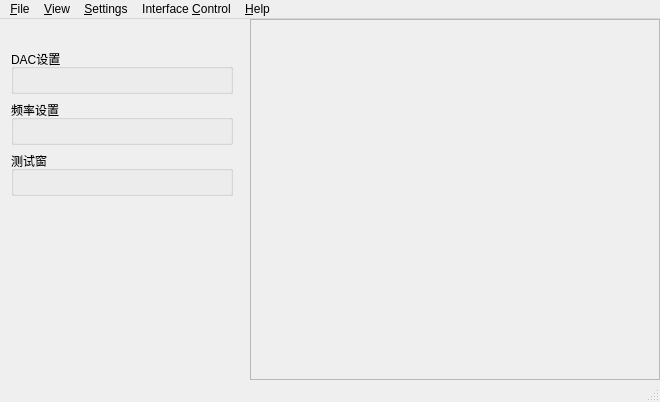
The window that trunk/soft/zebra-tester/mainwindow.ui (Quenii/ADCEVM-minor) describes before a commit, drawn with Qt 5.
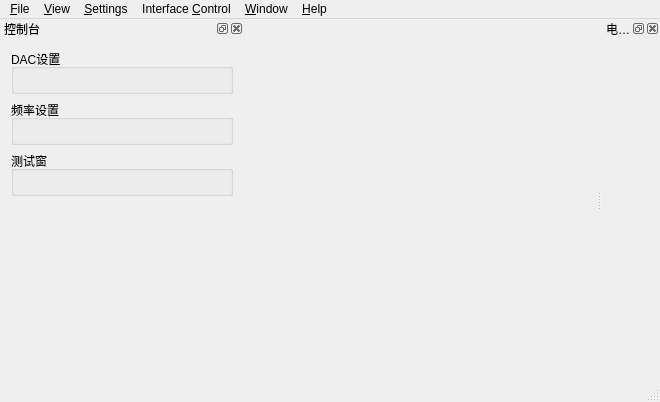
The same window after the commit. Custom widgets are drawn as their Qt base class.

The edit to the form file:
```diff
--- a/trunk/soft/zebra-tester/mainwindow.ui
+++ b/trunk/soft/zebra-tester/mainwindow.ui
@@ -22,18 +22,9 @@
      <number>0</number>
     </property>
     <item row="0" column="0">
-     <widget class="QFrame" name="frame">
-      <property name="frameShape">
-       <enum>QFrame::StyledPanel</enum>
-      </property>
-      <property name="frameShadow">
-       <enum>QFrame::Raised</enum>
-      </property>
-      <layout class="QGridLayout" name="gridLayout_5">
-       <item row="0" column="0">
-        <widget class="QwtPlot" name="qwtPlot"/>
-       </item>
-      </layout>
+     <widget class="QStackedWidget" name="stackedWidget">
+      <widget class="QWidget" name="page"/>
+      <widget class="QWidget" name="page_2"/>
      </widget>
     </item>
    </layout>
@@ -83,10 +74,16 @@
     <addaction name="action_Help_Topics"/>
     <addaction name="actionAboutCETC58DACAnalyzer"/>
    </widget>
+   <widget class="QMenu" name="menuWindow">
+    <property name="title">
+     <string>&amp;Window</string>
+    </property>
+   </widget>
    <addaction name="menu"/>
    <addaction name="menu_View"/>
    <addaction name="menu_Settings"/>
    <addaction name="menuInterface_Control"/>
+   <addaction name="menuWindow"/>
    <addaction name="menu_Help"/>
   </widget>
   <widget class="QStatusBar" name="statusBar"/>
@@ -104,10 +101,13 @@
     </size>
    </property>
    <property name="features">
-    <set>QDockWidget::NoDockWidgetFeatures</set>
+    <set>QDockWidget::AllDockWidgetFeatures</set>
    </property>
    <property name="allowedAreas">
-    <set>Qt::LeftDockWidgetArea</set>
+    <set>Qt::LeftDockWidgetArea|Qt::RightDockWidgetArea</set>
+   </property>
+   <property name="windowTitle">
+    <string>控制台</string>
    </property>
    <attribute name="dockWidgetArea">
     <number>1</number>
@@ -166,6 +166,40 @@
     </layout>
    </widget>
   </widget>
+  <widget class="QDockWidget" name="dockWidgetPowerMonitor">
+   <property name="sizePolicy">
+    <sizepolicy hsizetype="Fixed" vsizetype="Fixed">
+     <horstretch>0</horstretch>
+     <verstretch>0</verstretch>
+    </sizepolicy>
+   </property>
+   <property name="floating">
+    <bool>true</bool>
+   </property>
+   <property name="allowedAreas">
+    <set>Qt::NoDockWidgetArea</set>
+   </property>
+   <property name="windowTitle">
+    <string>电源监控</string>
+   </property>
+   <attribute name="dockWidgetArea">
+    <number>2</number>
+   </attribute>
+   <widget class="QWidget" name="dockWidgetContents_2">
+    <layout class="QGridLayout" name="gridLayout_5">
+     <item row="0" column="0">
+      <widget class="QPowerMonitor" name="widget" native="true">
+       <property name="sizePolicy">
+        <sizepolicy hsizetype="Fixed" vsizetype="Fixed">
+         <horstretch>0</horstretch>
+         <verstretch>0</verstretch>
+        </sizepolicy>
+       </property>
+      </widget>
+     </item>
+    </layout>
+   </widget>
+  </widget>
   <action name="actionFile">
    <property name="text">
     <string>&amp;Import</string>
@@ -224,11 +258,6 @@
  </widget>
  <layoutdefault spacing="6" margin="11"/>
  <customwidgets>
-  <customwidget>
-   <class>QwtPlot</class>
-   <extends>QFrame</extends>
-   <header>qwt_plot.h</header>
-  </customwidget>
   <customwidget>
    <class>QDacTypeWidget</class>
    <extends>QWidget</extends>
@@ -247,6 +276,12 @@
    <header>qtestwidget.h</header>
    <container>1</container>
   </customwidget>
+  <customwidget>
+   <class>QPowerMonitor</class>
+   <extends>QWidget</extends>
+   <header>qpowermonitor.h</header>
+   <container>1</container>
+  </customwidget>
  </customwidgets>
  <resources/>
  <connections/>
```
Left out of the diff: 2 changed lines with no effect on the pictures.
